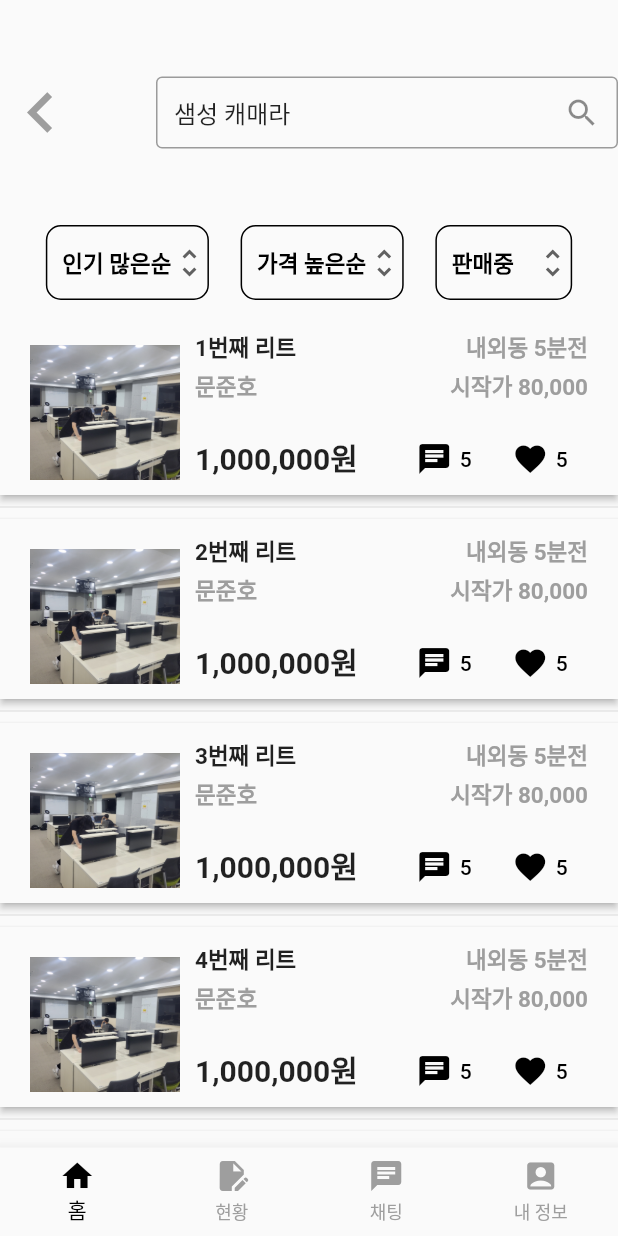
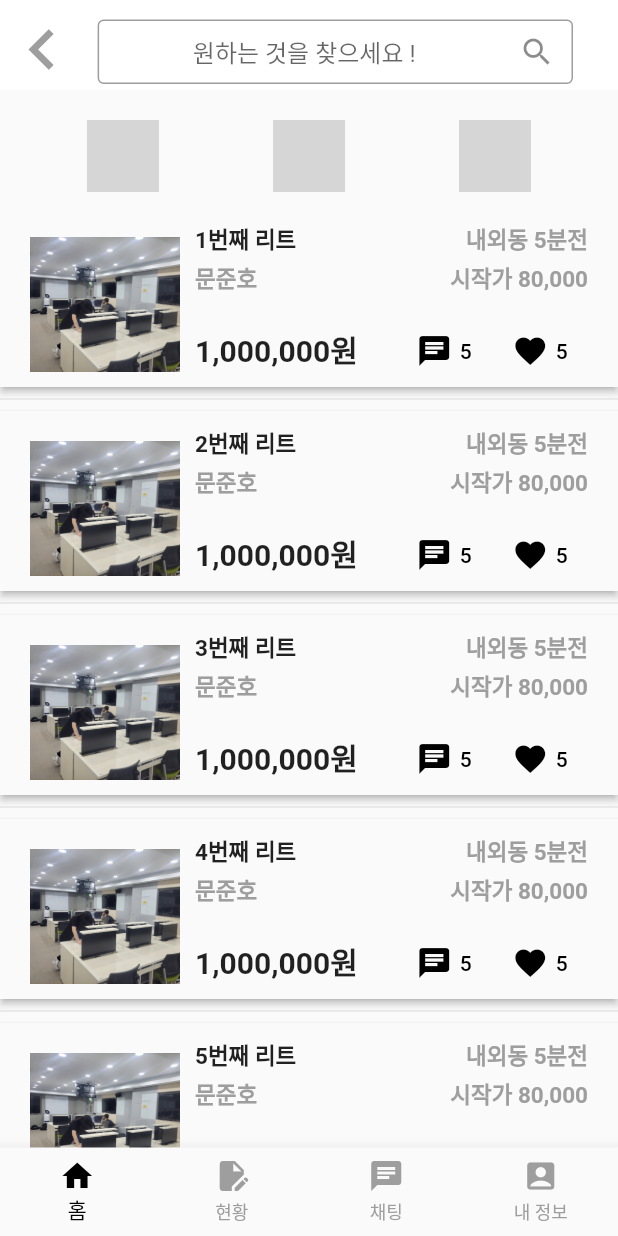
Before and after one commit to gyeongnam-gyeongmae/mobile, a Flutter app: the screen it shows after launch, on a phone screen of 412 x 824 dp. Run offline on Flutter 3.47's test engine with Material 2 defaults, Android fonts, the phone set to English and light mode, and no system bars; our stand-ins replace get, image_picker, smooth_page_indicator; statements that could not run were skipped; grey boxes are pictures that could not be loaded.

Commit message:
static searchAppBar

```diff
--- a/lib/controller/search_textfield_controller.dart
+++ b/lib/controller/search_textfield_controller.dart
@@ -1,7 +1,7 @@
 import 'package:get/get.dart';
 
 class SearchTextfieldController extends GetxController{
-  RxString content = '샘성 캐매라'.obs;
+  RxString content = ''.obs;
 
   void setContent(String content){
     this.content.value = content;
--- a/lib/views/pages/loading_page.dart
+++ b/lib/views/pages/loading_page.dart
@@ -2,6 +2,7 @@ import 'package:flutter/material.dart';
 import 'package:get/get.dart'; // Get 패키지의 모든 기능을 사용하기 위해 Get 패키지를 import 합니다.
 import 'package:mobile/app_binding.dart';
 import 'package:mobile/views/pages/info_page.dart';
+import 'package:mobile/views/pages/search_page.dart';
 import 'package:mobile/views/pages/search_result_page.dart';
 import 'package:mobile/views/widget/image_picker_container.dart';
 import 'package:mobile/views/pages/main_page.dart';
--- a/lib/views/pages/search_result_page.dart
+++ b/lib/views/pages/search_result_page.dart
@@ -4,6 +4,7 @@ import 'package:mobile/views/widget/main_bottom_bar.dart';
 import 'package:mobile/views/widget/main_appbar.dart';
 import 'package:mobile/views/widget/popular_dropdown.dart';
 import 'package:mobile/views/widget/price_dropdown.dart';
+import 'package:mobile/views/widget/search_appbar.dart';
 import 'package:mobile/views/widget/search_textfield.dart';
 import 'package:mobile/views/widget/sell_bool_dropdown.dart';
 
@@ -13,11 +14,12 @@ class SearchResultPage extends StatelessWidget {
   @override
   Widget build(BuildContext context) {
     return Scaffold(
+      appBar: SearchAppbar(),
       body: Column(
         children: [
-          SearchTextfield(content: "삼성 카메라"),
+          // Container(margin: EdgeInsets.only(right: 40),child: SearchTextfield(content: "삼성 카메라"),),
           Container(
-              padding: EdgeInsets.fromLTRB(20, 0, 20, 0),
+              padding: EdgeInsets.fromLTRB(20, 20, 20, 0),
               margin: EdgeInsets.only(bottom: 10),
               child: Row(
                   mainAxisAlignment: MainAxisAlignment.spaceAround,
--- /dev/null
+++ b/lib/views/widget/search_appbar.dart
@@ -0,0 +1,54 @@
+import 'package:flutter/material.dart';
+import 'package:get/get_state_manager/src/rx_flutter/rx_obx_widget.dart';
+import 'package:get/get_state_manager/src/simple/get_view.dart';
+import 'package:mobile/controller/search_textfield_controller.dart';
+
+class SearchAppbar extends GetView<SearchTextfieldController>
+    implements PreferredSizeWidget {
+  SearchAppbar({super.key});
+
+  @override
+  Widget build(BuildContext context) {
+    return AppBar(
+      elevation: 0,
+      backgroundColor: Colors.white,
+      leading: Container(
+        margin: EdgeInsets.only(top: 6),
+        child: Icon(
+          Icons.keyboard_arrow_left,
+          size: 54,
+          color: Colors.grey,
+        ),
+      ),
+      actions: [
+        SizedBox(
+          width: 50,
+        ),
+        Container(
+            width: MediaQuery.of(context).size.width / 1.3,
+            margin: EdgeInsets.only(right: 30, top: 13),
+            child: Obx(() {
+              return TextField(
+                controller:
+                    TextEditingController(text: controller.content.value),
+                decoration: InputDecoration(
+                  hintText: '             원하는 것을 찾으세요 !',
+                  contentPadding: EdgeInsets.symmetric(horizontal: 12),
+                  border: OutlineInputBorder(),
+                  suffixIcon: Icon(
+                    Icons.search_outlined,
+                  ),
+                ),
+                maxLines: 1, // 단일 줄 입력
+                onSubmitted: (value){
+                  controller.setContent(value);
+                },
+              );
+            }))
+      ],
+    );
+  }
+
+  @override
+  Size get preferredSize => Size.fromHeight(60);
+}
--- a/lib/views/widget/search_textfield.dart
+++ b/lib/views/widget/search_textfield.dart
@@ -16,9 +16,6 @@ class SearchTextfield extends GetView<SearchTextfieldController> {
         Icons.keyboard_arrow_left,
         size: 54,
         color: Colors.grey,
-      ),
-      SizedBox(
-        width: 50,
       ),
       Expanded(
         // TextField에 Expanded 위젯 추가
```
Also changed, not shown: lib/views/pages/search_page.dart (+3 -35 lines), lib/views/widget/dropdown/category_dropdown.dart (renamed from lib/views/widget/category_dropdown.dart), lib/views/widget/dropdown/popular_dropdown.dart (renamed from lib/views/widget/popular_dropdown.dart), lib/views/widget/dropdown/price_dropdown.dart (renamed from lib/views/widget/price_dropdown.dart), lib/views/widget/dropdown/sell_bool_dropdown.dart (renamed from lib/views/widget/sell_bool_dropdown.dart).
